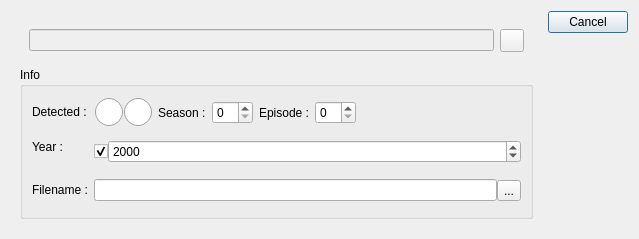
Before: the Qt Designer form src/searchscraperdialog.ui in app211/jaqet, drawn with Qt 5.
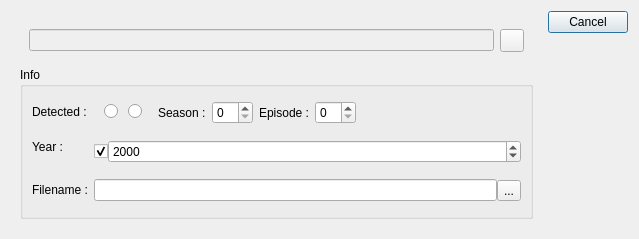
After: the same form once the commit is applied. Icons and pictures are not drawn.

What changed in the file:
```diff
--- a/src/searchscraperdialog.ui
+++ b/src/searchscraperdialog.ui
@@ -125,50 +125,7 @@
                  </size>
                 </property>
                 <property name="styleSheet">
-                 <string notr="true">QWidget#widgetRadio {
-margin:0;
-padding:0;
-border: 0;
-}
-
-QRadioButton {
-border: 0;
-margin:0;
-padding:0;
-background-repeat: none;
-/*width:0; height:0;*/
-}
-
-QRadioButton::indicator {
-width: 29px;
-height: 30px;
-}
-
-QRadioButton#radioTV::indicator::unchecked {
-background-image: url(:/resources/images/view-toggle-inactive-right.png);
-image: url(:/resources/images/tv.png);
-}
-QRadioButton#radioTV::indicator::checked {
-background-image: url(:/resources/images/view-toggle-active-right.png);
-image: url(:/resources/images/tv.png);
-}
-QRadioButton#radioTV::indicator::pressed {
-background-image: url(:/resources/images/view-toggle-pressed-right.png);
-image: url(:/resources/images/tv.png);
-}
-
-QRadioButton#radioMovie::indicator::unchecked {
-  background-image: url(:/resources/images/view-toggle-inactive-left.png);
-image: url(:/resources/images/movie.png);
-}
-QRadioButton#radioMovie::indicator::checked {
- background-image: url(:/resources/images/view-toggle-active-left.png);
-image: url(:/resources/images/movie.png);
-}
-QRadioButton#radioMovie::indicator::pressed {
-  background-image: url(:/resources/images/view-toggle-pressed-left.png);
- image: url(:/resources/images/movie.png);
-}</string>
+                 <string notr="true"/>
                 </property>
                 <layout class="QHBoxLayout" name="horizontalLayout_3">
                  <property name="spacing">
```
Left out of the diff: 2 changed lines with no effect on the pictures.
